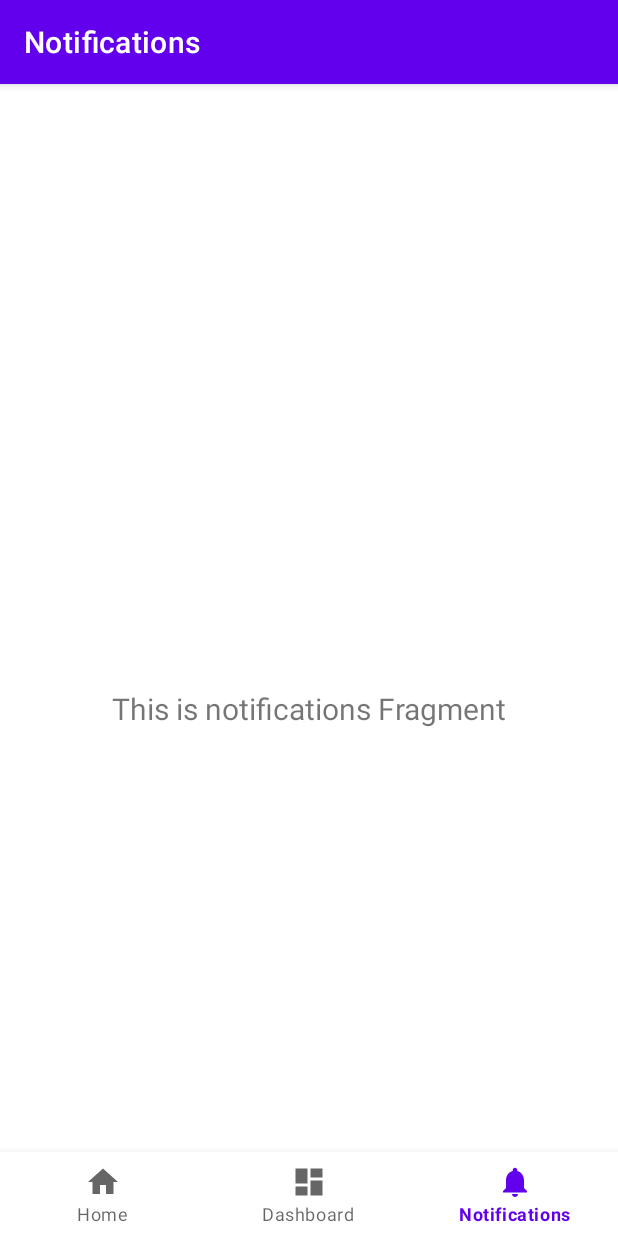
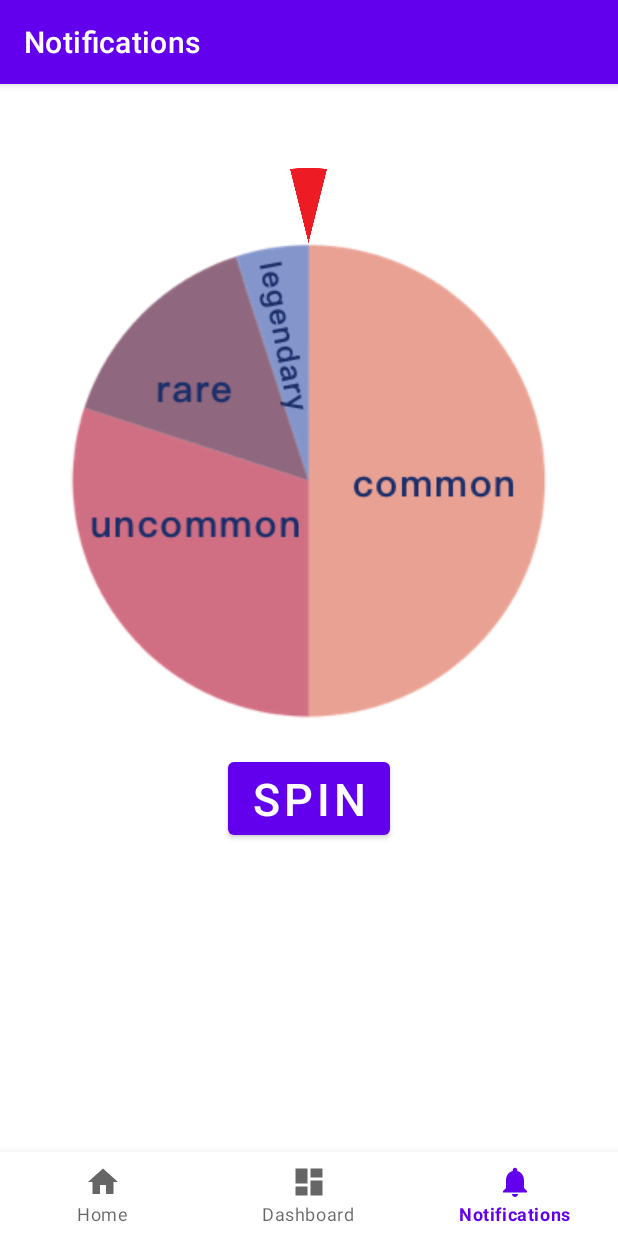
Before and after one commit to wodouxiangxiaole/FocusApp, an Android app: the NotificationsFragment screen opened through its navigation route, on a phone screen of 412 x 824 dp. Run offline under Robolectric (Android 15) with nearby library versions, the phone set to English and light mode, and no system bars; our stand-ins replace navigation-ui.

Commit message:
finish prize wheel

```diff
--- a/app/src/main/java/com/example/focusapp/ui/notifications/NotificationsFragment.kt
+++ b/app/src/main/java/com/example/focusapp/ui/notifications/NotificationsFragment.kt
@@ -4,14 +4,29 @@
 import android.view.LayoutInflater
 import android.view.View
 import android.view.ViewGroup
-import android.widget.TextView
+import android.view.animation.Animation
+import android.view.animation.DecelerateInterpolator
+import android.view.animation.RotateAnimation
+import android.widget.Button
+import android.widget.ImageView
+import android.widget.Toast
 import androidx.fragment.app.Fragment
 import androidx.lifecycle.ViewModelProvider
+import com.example.focusapp.R
 import com.example.focusapp.databinding.FragmentNotificationsBinding
+import java.util.*
 
 class NotificationsFragment : Fragment() {
 
     private var _binding: FragmentNotificationsBinding? = null
+    private lateinit var spin_button:Button
+    private lateinit var wheel:ImageView
+
+    private val sectors = arrayOf("common", "uncommon", "rare", "legendary")
+    private val sectorsDegree = arrayOf(0, 180, 288, 342)
+    private var degree:Int = 0
+    private var isSpinning:Boolean = false
+
 
     // This property is only valid between onCreateView and
     // onDestroyView.
@@ -26,13 +41,57 @@
             ViewModelProvider(this).get(NotificationsViewModel::class.java)
 
         _binding = FragmentNotificationsBinding.inflate(inflater, container, false)
+
         val root: View = binding.root
 
-        val textView: TextView = binding.textNotifications
-        notificationsViewModel.text.observe(viewLifecycleOwner) {
-            textView.text = it
+        spin_button = root.findViewById(R.id.spin_button)
+        wheel = root.findViewById(R.id.wheel)
+
+        spin_button.setOnClickListener{
+            if(!isSpinning){
+                spin()
+                isSpinning = true
+            }
         }
         return root
+    }
+    fun spin(){
+        var randomDegree = Random().nextInt(360)
+        val rotateAnimation = RotateAnimation(
+            0F, (360*sectors.size + 360-randomDegree).toFloat(),
+            RotateAnimation.RELATIVE_TO_SELF, 0.5f, RotateAnimation.RELATIVE_TO_SELF, 0.5f)
+        rotateAnimation.duration = 3600
+        rotateAnimation.fillAfter = true
+        rotateAnimation.setInterpolator(DecelerateInterpolator())
+        rotateAnimation.setAnimationListener(object: Animation.AnimationListener{
+            override fun onAnimationEnd(p0: Animation?) {
+                isSpinning = false
+                var res:String
+                if(randomDegree <= 180){
+                    res = "common"
+                }
+                else if(randomDegree <= 288){
+                    res = "uncommon"
+                }
+                else if(randomDegree <= 342){
+                    res = "rare"
+                }
+                else{
+                    res = "legendary"
+                }
+                Toast.makeText(requireActivity(),"You got " + res, Toast.LENGTH_SHORT).show()
+            }
+
+            override fun onAnimationStart(p0: Animation?) {
+                println(randomDegree)
+            }
+
+            override fun onAnimationRepeat(p0: Animation?) {
+            }
+
+        })
+
+        wheel.startAnimation(rotateAnimation)
     }
 
     override fun onDestroyView() {
--- a/app/src/main/res/layout/fragment_notifications.xml
+++ b/app/src/main/res/layout/fragment_notifications.xml
@@ -1,22 +1,41 @@
 <?xml version="1.0" encoding="utf-8"?>
-<androidx.constraintlayout.widget.ConstraintLayout xmlns:android="http://schemas.android.com/apk/res/android"
+<RelativeLayout xmlns:android="http://schemas.android.com/apk/res/android"
     xmlns:app="http://schemas.android.com/apk/res-auto"
     xmlns:tools="http://schemas.android.com/tools"
     android:layout_width="match_parent"
     android:layout_height="match_parent"
     tools:context=".ui.notifications.NotificationsFragment">
 
-    <TextView
-        android:id="@+id/text_notifications"
-        android:layout_width="match_parent"
+    <RelativeLayout
+        android:layout_width="wrap_content"
         android:layout_height="wrap_content"
-        android:layout_marginStart="8dp"
-        android:layout_marginTop="8dp"
-        android:layout_marginEnd="8dp"
-        android:textAlignment="center"
-        android:textSize="20sp"
-        app:layout_constraintBottom_toBottomOf="parent"
-        app:layout_constraintEnd_toEndOf="parent"
-        app:layout_constraintStart_toStartOf="parent"
-        app:layout_constraintTop_toTopOf="parent" />
-</androidx.constraintlayout.widget.ConstraintLayout>
+        android:layout_centerHorizontal="true">
+
+        <ImageView
+            android:layout_width="50dp"
+            android:layout_height="50dp"
+            android:src="@drawable/target"
+            android:id="@+id/target"
+            android:layout_centerHorizontal="true"
+            />
+
+        <ImageView
+            android:layout_width="wrap_content"
+            android:layout_height="wrap_content"
+            android:src="@drawable/wheel"
+            android:layout_below="@+id/target"
+            android:id="@+id/wheel"
+            />
+
+        <Button
+            android:layout_width="wrap_content"
+            android:layout_height="wrap_content"
+            android:text="Spin"
+            android:textSize="30dp"
+            android:layout_below="@+id/wheel"
+            android:layout_centerHorizontal="true"
+            android:layout_marginTop="20dp"
+            android:id="@+id/spin_button"/>
+    </RelativeLayout>
+
+</RelativeLayout>
```
Also changed, not shown: app/src/main/res/drawable-v24/wheel.png (added), app/src/main/res/drawable/target.png (added).
